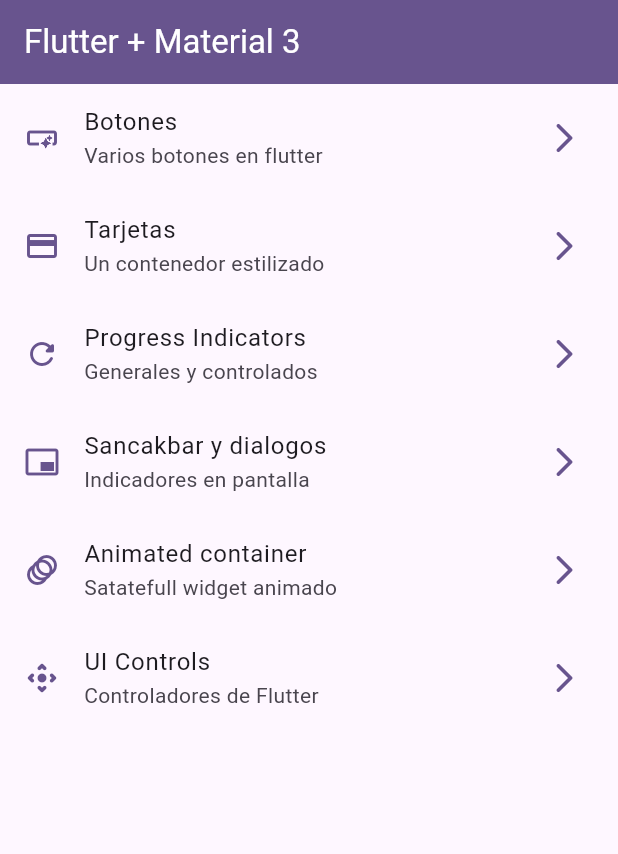
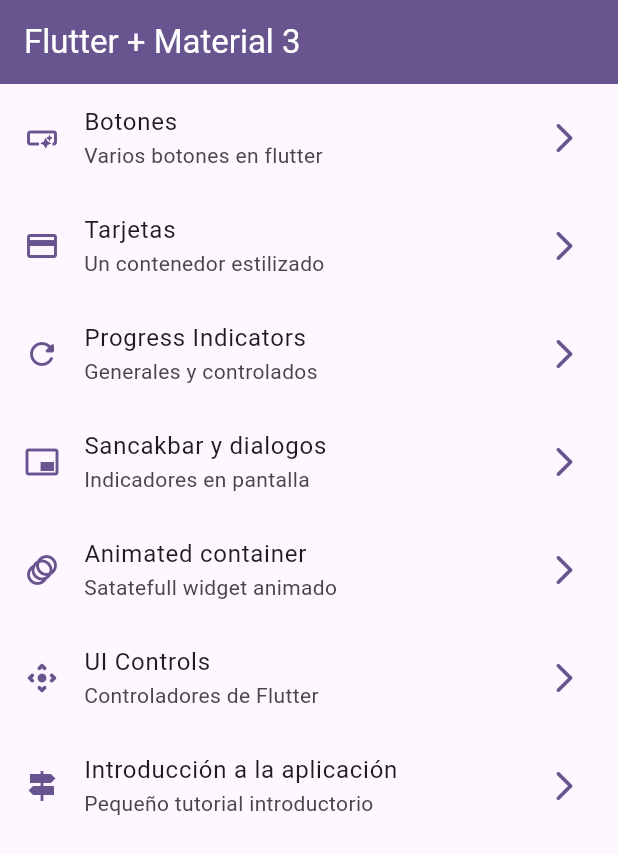
Before and after one commit to MaremagnumX/Flutter-widget-gallery, a Flutter app: the screen it shows after launch, on a phone screen of 412 x 824 dp. Shown: the top 854 px of the screen. Run offline on Flutter 3.47's test engine with Material 2 defaults, Android fonts, the phone set to English and light mode, and no system bars; our stand-ins replace go_router.

Commit message:
App tutorial screen creada

```diff
--- a/lib/config/menu/menu_items.dart
+++ b/lib/config/menu/menu_items.dart
@@ -44,4 +44,10 @@ const appMenuItems = <MenuItem>[
       subTitle: 'Controladores de Flutter',
       link: '/ui-controls',
       icon: Icons.control_camera_rounded),
+  MenuItem(
+    title: 'Introducción a la aplicación',
+    subTitle: 'Pequeño tutorial introductorio',
+    link: '/tutorial',
+    icon: Icons.signpost_rounded,
+  ),
 ];
--- a/lib/router/app_router.dart
+++ b/lib/router/app_router.dart
@@ -39,5 +39,10 @@ final appRouter = GoRouter(
       name: UiControlsScreen.name,
       builder: (context, state) => const UiControlsScreen(),
     ),
+    GoRoute(
+      path: '/tutorial',
+      name: AppTutorialScreen.name,
+      builder: (context, state) => const AppTutorialScreen(),
+    ),
   ],
 );
```
Also changed, not shown: lib/presentation/screens/app_tutorial/app_tutorial.dart (+10 -1 lines).
